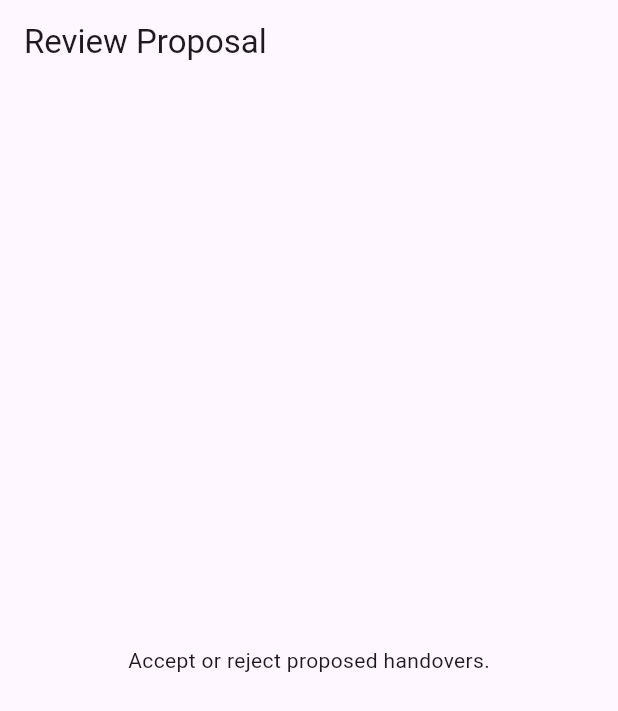
After one commit to PaveshDev/SEF-Project, a Flutter app: the ProposalReviewScreen screen opened by its route, on a phone screen of 412 x 824 dp. The commit adds this screen. Shown: the top 711 px of the screen. Run offline on Flutter 3.47's test engine with Material 3 defaults, Android fonts, the phone set to English and light mode, and no system bars; our stand-ins replace dio, go_router.

Commit message:
Scaffold Partners module Flutter mobile screens and routes

```diff
--- /dev/null
+++ b/mobile/lib/features/partners/screens/proposal_review_screen.dart
@@ -0,0 +1,13 @@
+import 'package:flutter/material.dart';
+
+class ProposalReviewScreen extends StatelessWidget {
+  const ProposalReviewScreen({super.key});
+
+  @override
+  Widget build(BuildContext context) {
+    return Scaffold(
+      appBar: AppBar(title: const Text('Review Proposal')),
+      body: const Center(child: Text('Accept or reject proposed handovers.')),
+    );
+  }
+}
```
Also changed, not shown: mobile/lib/features/partners/routes.dart (+27 -1 lines), mobile/lib/features/partners/screens/handover_status_screen.dart (added, +13 -0 lines), mobile/lib/features/partners/screens/manage_needs_screen.dart (added, +13 -0 lines), mobile/lib/features/partners/screens/match_explanations_screen.dart (added, +13 -0 lines), mobile/lib/features/partners/screens/recipient_profiles_screen.dart (added, +13 -0 lines).
